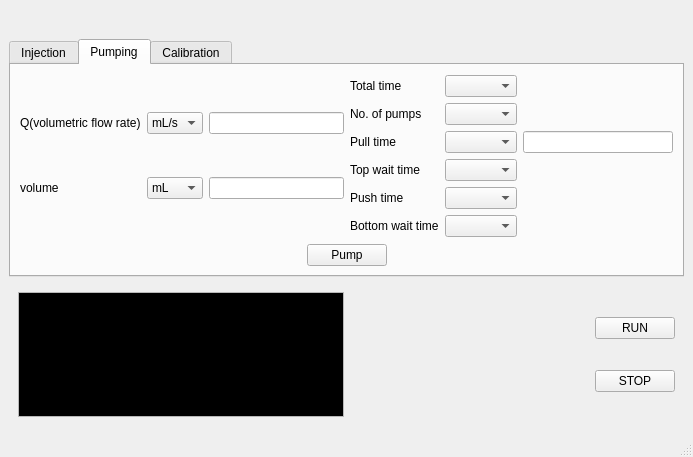
Above: syringe_pump_controller_ui.ui from SimLeek/silverpak-syringe-pump before the change. Below: the same form after it.
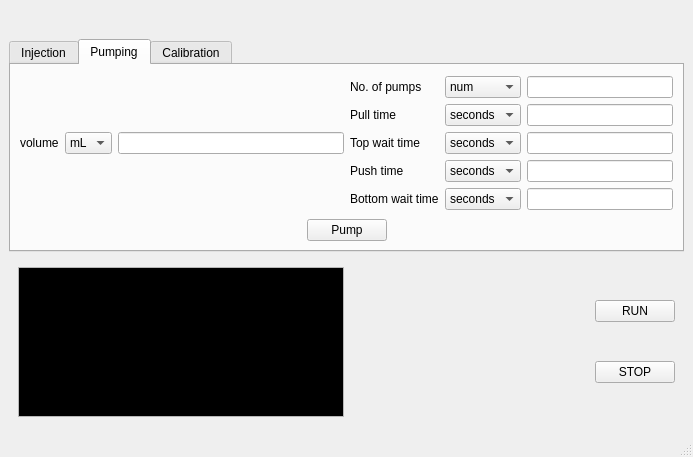
That is the form after the change. The open tabs and pages were chosen to show the change.

Commit message: removed some gui. Everything should work currently.

Patch:
```diff
--- a/syringe_pump_controller_ui.ui
+++ b/syringe_pump_controller_ui.ui
@@ -248,108 +248,171 @@
          <layout class="QGridLayout" name="gridLayout_2">
           <item row="0" column="0">
            <layout class="QGridLayout" name="gridLayout_4">
-            <item row="1" column="1">
-             <widget class="QComboBox" name="comboBox_5">
-              <item>
-               <property name="text">
-                <string>mL</string>
-               </property>
-              </item>
-             </widget>
-            </item>
-            <item row="1" column="2">
-             <widget class="QLineEdit" name="lineEdit_5"/>
-            </item>
-            <item row="0" column="1">
-             <widget class="QComboBox" name="comboBox_3">
-              <item>
-               <property name="text">
-                <string>mL/s</string>
-               </property>
-              </item>
-             </widget>
-            </item>
             <item row="0" column="0">
-             <widget class="QLabel" name="label_3">
-              <property name="text">
-               <string>Q(volumetric flow rate)</string>
-              </property>
-             </widget>
-            </item>
-            <item row="0" column="2">
-             <widget class="QLineEdit" name="lineEdit_3"/>
-            </item>
-            <item row="1" column="0">
              <widget class="QLabel" name="label_5">
               <property name="text">
                <string>volume</string>
               </property>
              </widget>
             </item>
+            <item row="0" column="2">
+             <widget class="QLineEdit" name="pumping_vol_num"/>
+            </item>
+            <item row="0" column="1">
+             <widget class="QComboBox" name="pumping_vol_unit">
+              <item>
+               <property name="text">
+                <string>mL</string>
+               </property>
+              </item>
+             </widget>
+            </item>
            </layout>
           </item>
           <item row="0" column="1">
            <layout class="QGridLayout" name="gridLayout_5">
-            <item row="3" column="0">
-             <widget class="QLabel" name="label_7">
+            <item row="4" column="2">
+             <widget class="QLineEdit" name="pumping_bottom_wait_time_num"/>
+            </item>
+            <item row="3" column="2">
+             <widget class="QLineEdit" name="pumping_push_time_num"/>
+            </item>
+            <item row="2" column="2">
+             <widget class="QLineEdit" name="pumping_top_wait_time_num"/>
+            </item>
+            <item row="0" column="2">
+             <widget class="QLineEdit" name="pumping_pumps_num"/>
+            </item>
+            <item row="0" column="0">
+             <widget class="QLabel" name="label_10">
               <property name="text">
-               <string>Top wait time</string>
+               <string>No. of pumps</string>
+              </property>
+             </widget>
+            </item>
+            <item row="4" column="1">
+             <widget class="QComboBox" name="pumping_bottom_wait_time_unit">
+              <item>
+               <property name="text">
+                <string>seconds</string>
+               </property>
+              </item>
+              <item>
+               <property name="text">
+                <string>minutes</string>
+               </property>
+              </item>
+              <item>
+               <property name="text">
+                <string>hours</string>
+               </property>
+              </item>
+             </widget>
+            </item>
+            <item row="3" column="1">
+             <widget class="QComboBox" name="pumping_push_time_unit">
+              <item>
+               <property name="text">
+                <string>seconds</string>
+               </property>
+              </item>
+              <item>
+               <property name="text">
+                <string>minutes</string>
+               </property>
+              </item>
+              <item>
+               <property name="text">
+                <string>hours</string>
+               </property>
+              </item>
+             </widget>
+            </item>
+            <item row="2" column="1">
+             <widget class="QComboBox" name="pumping_top_wait_time_unit">
+              <item>
+               <property name="text">
+                <string>seconds</string>
+               </property>
+              </item>
+              <item>
+               <property name="text">
+                <string>minutes</string>
+               </property>
+              </item>
+              <item>
+               <property name="text">
+                <string>hours</string>
+               </property>
+              </item>
+             </widget>
+            </item>
+            <item row="0" column="1">
+             <widget class="QComboBox" name="pumping_pumps_unit">
+              <item>
+               <property name="text">
+                <string>num</string>
+               </property>
+              </item>
+              <item>
+               <property name="text">
+                <string>K</string>
+               </property>
+              </item>
+              <item>
+               <property name="text">
+                <string>M</string>
+               </property>
+              </item>
+             </widget>
+            </item>
+            <item row="1" column="1">
+             <widget class="QComboBox" name="pumping_pull_time_unit">
+              <item>
+               <property name="text">
+                <string>seconds</string>
+               </property>
+              </item>
+              <item>
+               <property name="text">
+                <string>minutes</string>
+               </property>
+              </item>
+              <item>
+               <property name="text">
+                <string>hours</string>
+               </property>
+              </item>
+             </widget>
+            </item>
+            <item row="1" column="2">
+             <widget class="QLineEdit" name="pumping_pull_time_num"/>
+            </item>
+            <item row="1" column="0">
+             <widget class="QLabel" name="label_4">
+              <property name="text">
+               <string>Pull time</string>
               </property>
              </widget>
             </item>
             <item row="4" column="0">
-             <widget class="QLabel" name="label_9">
-              <property name="text">
-               <string>Push time</string>
-              </property>
-             </widget>
-            </item>
-            <item row="5" column="0">
              <widget class="QLabel" name="label_8">
               <property name="text">
                <string>Bottom wait time</string>
               </property>
              </widget>
             </item>
+            <item row="3" column="0">
+             <widget class="QLabel" name="label_9">
+              <property name="text">
+               <string>Push time</string>
+              </property>
+             </widget>
+            </item>
             <item row="2" column="0">
-             <widget class="QLabel" name="label_4">
+             <widget class="QLabel" name="label_7">
               <property name="text">
-               <string>Pull time</string>
-              </property>
-             </widget>
-            </item>
-            <item row="2" column="2">
-             <widget class="QLineEdit" name="lineEdit_4"/>
-            </item>
-            <item row="2" column="1">
-             <widget class="QComboBox" name="comboBox_4"/>
-            </item>
-            <item row="1" column="1">
-             <widget class="QComboBox" name="comboBox_7"/>
-            </item>
-            <item row="3" column="1">
-             <widget class="QComboBox" name="comboBox_8"/>
-            </item>
-            <item row="4" column="1">
-             <widget class="QComboBox" name="comboBox_9"/>
-            </item>
-            <item row="5" column="1">
-             <widget class="QComboBox" name="comboBox_10"/>
-            </item>
-            <item row="1" column="0">
-             <widget class="QLabel" name="label_10">
-              <property name="text">
-               <string>No. of pumps</string>
-              </property>
-             </widget>
-            </item>
-            <item row="0" column="1">
-             <widget class="QComboBox" name="comboBox_6"/>
-            </item>
-            <item row="0" column="0">
-             <widget class="QLabel" name="label_6">
-              <property name="text">
-               <string>Total time</string>
+               <string>Top wait time</string>
               </property>
              </widget>
             </item>
```
Left out of the diff: 13 changed lines with no effect on the pictures. The commit also changes 7 other files.
